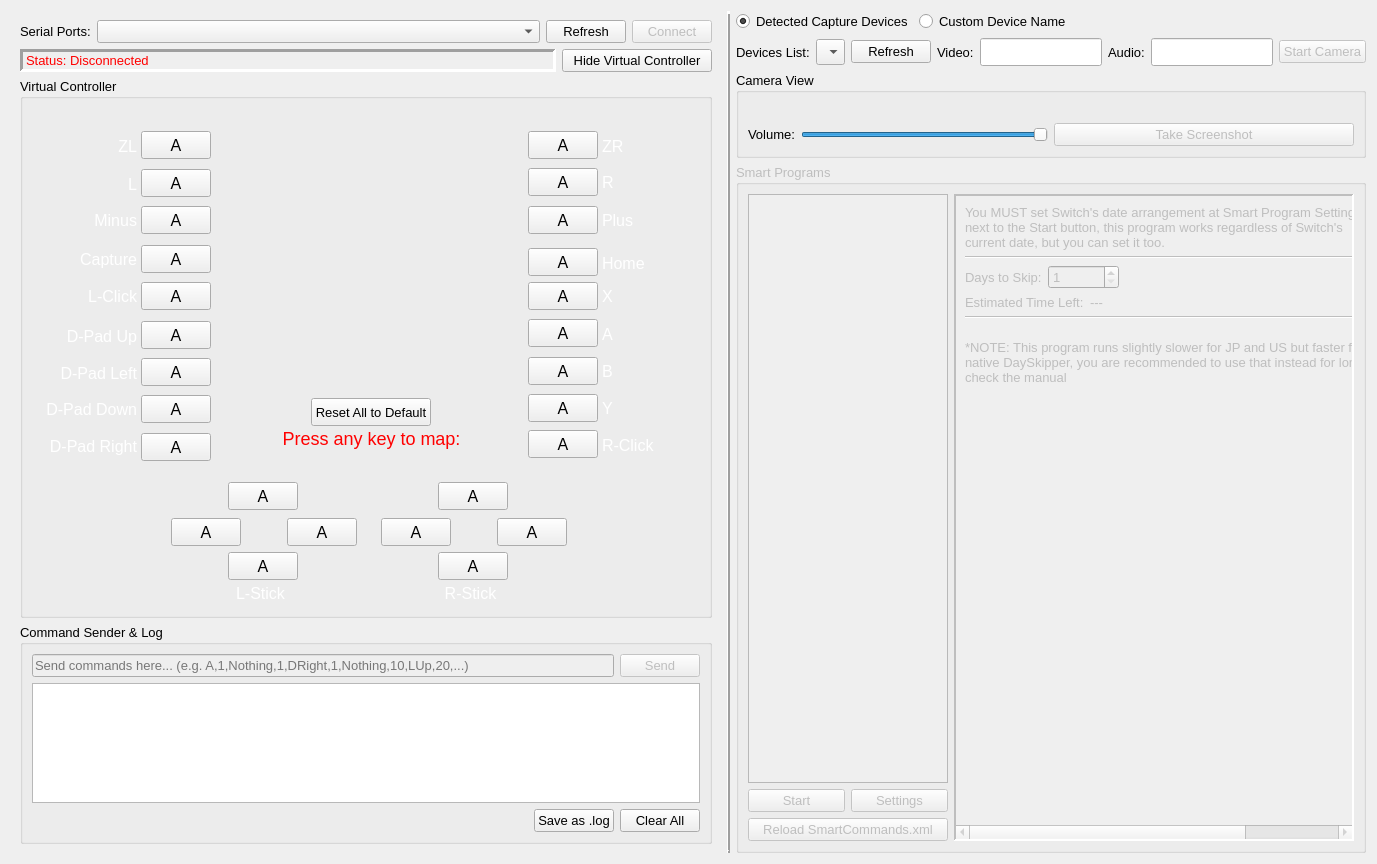
Above: remotecontrollerwindow.ui from brianuuu/AutoControllerHelper before the change. Below: the same form after it.
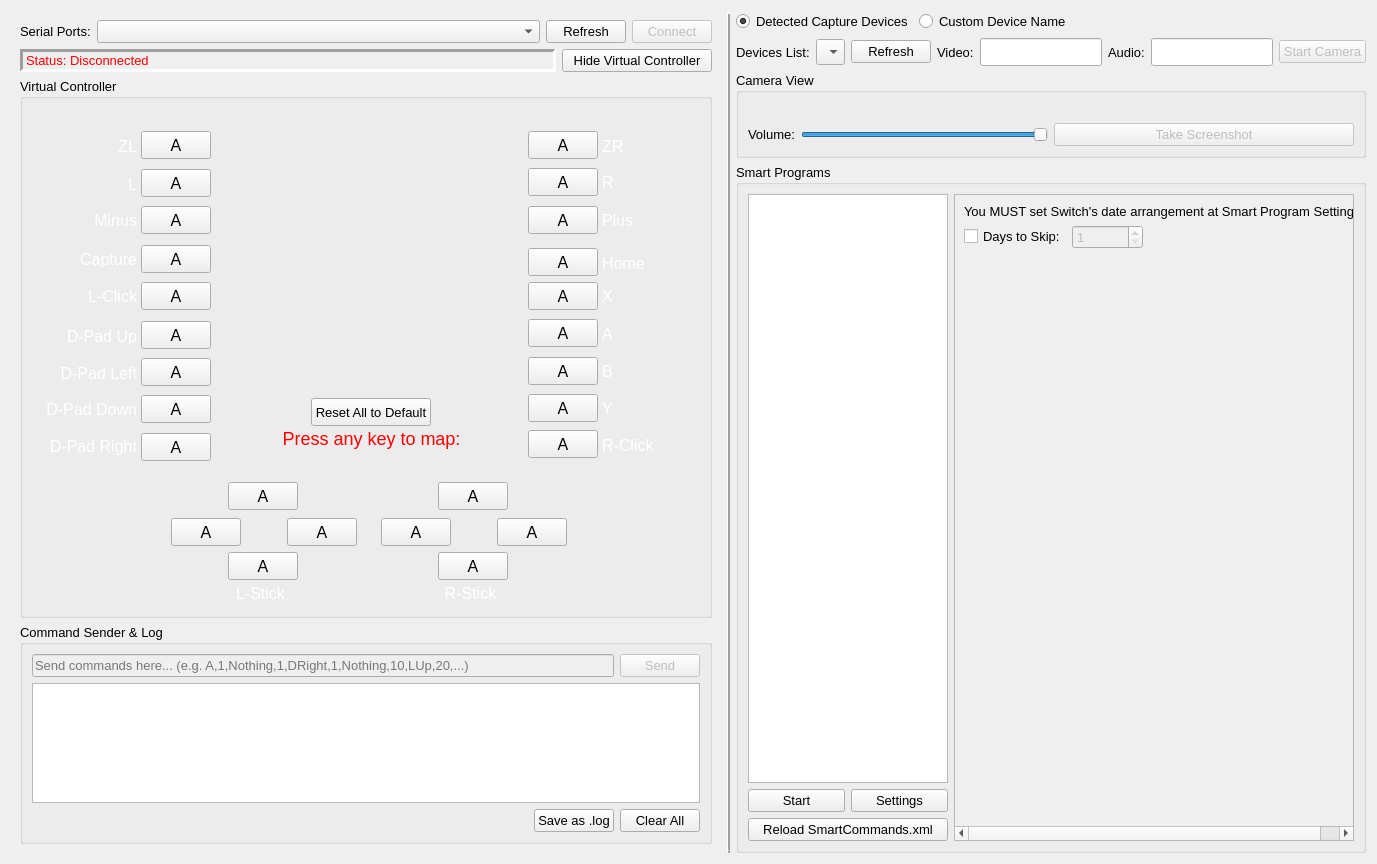
That is the form after the change. Icons and pictures are not drawn. Custom widgets are drawn as their Qt base class.

Commit message: Added AutoLoto to Smart Program

What changed in the file:
```diff
--- a/remotecontrollerwindow.ui
+++ b/remotecontrollerwindow.ui
@@ -1555,7 +1555,7 @@
      <item>
       <widget class="QGroupBox" name="GB_SmartProgram">
        <property name="enabled">
-        <bool>false</bool>
+        <bool>true</bool>
        </property>
        <property name="sizePolicy">
         <sizepolicy hsizetype="Expanding" vsizetype="Expanding">
@@ -1632,7 +1632,7 @@
              </sizepolicy>
             </property>
             <property name="currentIndex">
-             <number>5</number>
+             <number>6</number>
             </property>
             <widget class="QWidget" name="page">
              <layout class="QVBoxLayout" name="verticalLayout_7">
@@ -2378,9 +2378,8 @@
                   <item>
                    <widget class="QLabel" name="label_40">
                     <property name="text">
-                     <string>You MUST set Switch's date arrangement at Smart Program Settings
-next to the Start button, this program works regardless of Switch's
-current date, but you can set it too.</string>
+                     <string>You MUST set Switch's date arrangement at Smart Program Settings!
+This program works regardless of Switch's current date.</string>
                     </property>
                    </widget>
                   </item>
@@ -2494,6 +2493,101 @@
               </item>
              </layout>
             </widget>
+            <widget class="QWidget" name="page_6">
+             <layout class="QVBoxLayout" name="verticalLayout_18">
+              <property name="leftMargin">
+               <number>0</number>
+              </property>
+              <property name="topMargin">
+               <number>0</number>
+              </property>
+              <property name="rightMargin">
+               <number>0</number>
+              </property>
+              <property name="bottomMargin">
+               <number>0</number>
+              </property>
+              <item>
+               <widget class="QScrollArea" name="scrollArea_6">
+                <property name="widgetResizable">
+                 <bool>true</bool>
+                </property>
+                <widget class="QWidget" name="scrollAreaWidgetContents_6">
+                 <property name="geometry">
+                  <rect>
+                   <x>0</x>
+                   <y>0</y>
+                   <width>430</width>
+                   <height>319</height>
+                  </rect>
+                 </property>
+                 <layout class="QVBoxLayout" name="verticalLayout_19">
+                  <item>
+                   <widget class="QLabel" name="label_37">
+                    <property name="text">
+                     <string>You MUST set Switch's date arrangement at Smart Program Settings!</string>
+                    </property>
+                   </widget>
+                  </item>
+                  <item>
+                   <layout class="QHBoxLayout" name="horizontalLayout_22">
+                    <item>
+                     <widget class="QCheckBox" name="SP6_CB_Skips">
+                      <property name="text">
+                       <string>Days to Skip:</string>
+                      </property>
+                     </widget>
+                    </item>
+                    <item>
+                     <widget class="QSpinBox" name="SP6_SB_Skips">
+                      <property name="enabled">
+                       <bool>false</bool>
+                      </property>
+                      <property name="minimum">
+                       <number>1</number>
+                      </property>
+                      <property name="maximum">
+                       <number>2147483647</number>
+                      </property>
+                      <property name="value">
+                       <number>1</number>
+                      </property>
+                     </widget>
+                    </item>
+                    <item>
+                     <spacer name="horizontalSpacer_6">
+                      <property name="orientation">
+                       <enum>Qt::Horizontal</enum>
+                      </property>
+                      <property name="sizeHint" stdset="0">
+                       <size>
+                        <width>40</width>
+                        <height>20</height>
+                       </size>
+                      </property>
+                     </spacer>
+                    </item>
+                   </layout>
+                  </item>
+                  <item>
+                   <spacer name="verticalSpacer_5">
+                    <property name="orientation">
+                     <enum>Qt::Vertical</enum>
+                    </property>
+                    <property name="sizeHint" stdset="0">
+                     <size>
+                      <width>20</width>
+                      <height>260</height>
+                     </size>
+                    </property>
+                   </spacer>
+                  </item>
+                 </layout>
+                </widget>
+               </widget>
+              </item>
+             </layout>
+            </widget>
            </widget>
           </item>
          </layout>
```
Left out of the diff: 4 changed lines with no effect on the pictures. The commit also changes 8 other files.
